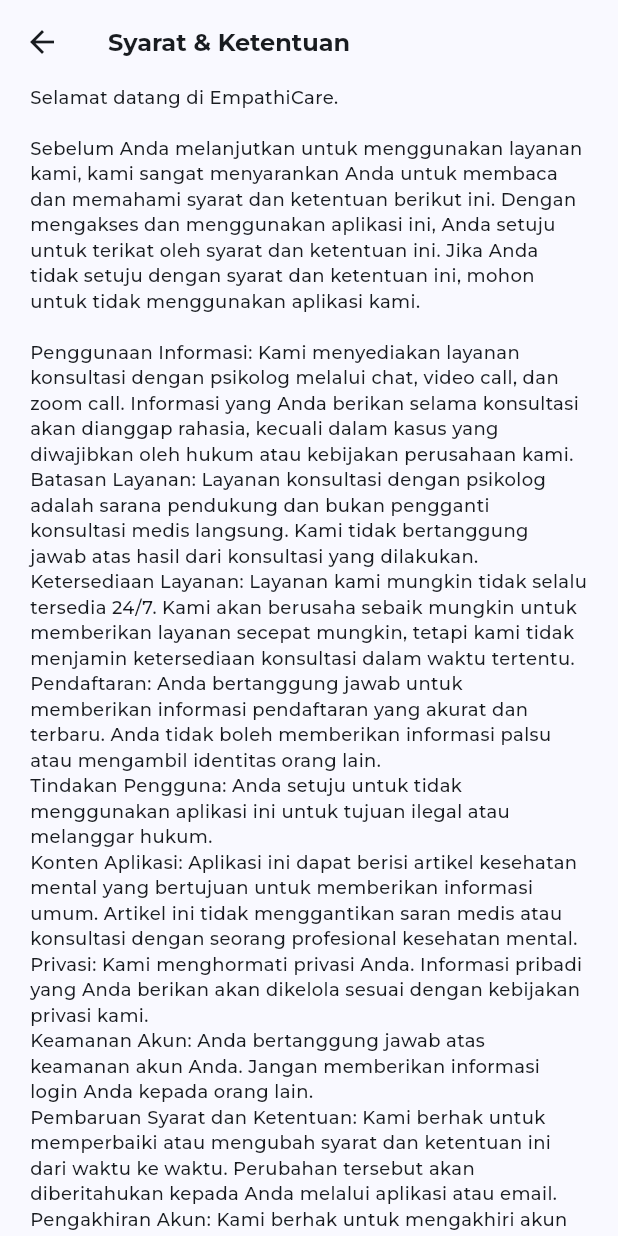
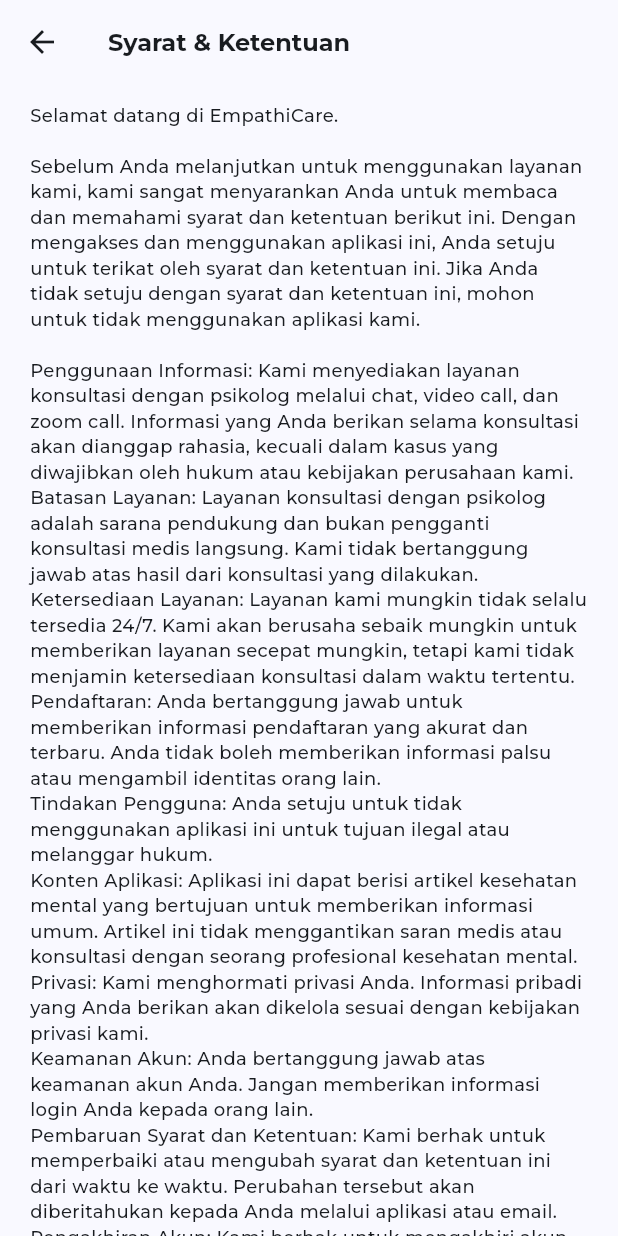
Before and after one commit to Capstone-Mental-Health-Care-Group-6/mobile-capstone, a Flutter app: the TermsScreen screen opened directly, on a phone screen of 412 x 824 dp. Run offline on Flutter 3.47's test engine with Material 2 defaults, Android fonts, the phone set to English and light mode, and no system bars; our stand-ins replace animate_do, carousel_slider, dotted_border, dotted_line, flutter_svg, getwidget and 5 more; project files that could hold a hidden picture were left out.

Commit message:
info/add padding

```diff
--- a/lib/view/screen/Register/terms_screen.dart
+++ b/lib/view/screen/Register/terms_screen.dart
@@ -16,7 +16,8 @@ class TermsScreen extends StatelessWidget {
       ),
       body: SingleChildScrollView(
         child: Padding(
-          padding: const EdgeInsets.only(right: 20, left: 20, bottom: 35),
+          padding:
+              const EdgeInsets.only(right: 20, left: 20, bottom: 35, top: 12),
           child: Column(
             children: [
               Text(
```
